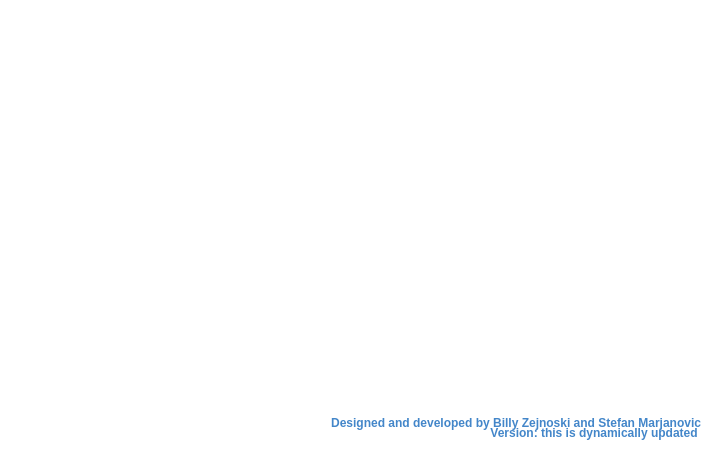
First picture: the form in about.ui, repository stefanmarjanovic/Comp, before the edit.
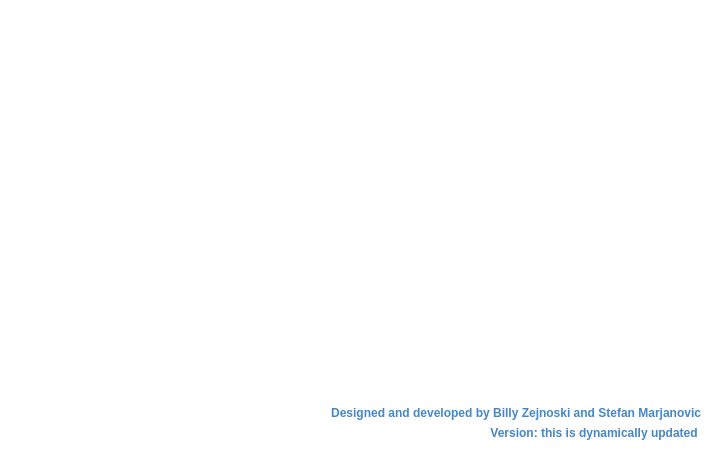
Second picture: the form after the edit. Icons and pictures are not drawn.

What changed in the file:
```diff
--- a/about.ui
+++ b/about.ui
@@ -42,7 +42,7 @@
    <property name="geometry">
     <rect>
      <x>20</x>
-     <y>410</y>
+     <y>400</y>
      <width>681</width>
      <height>20</height>
     </rect>
```
